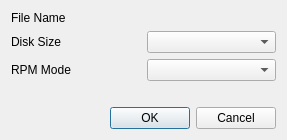
Old version of the form src/qt/qt_newfloppydialog.ui in the repository 86Box/86Box.
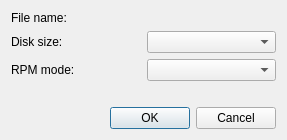
New version of the form. Custom widgets are drawn as their Qt base class.

Patch:
```diff
--- a/src/qt/qt_newfloppydialog.ui
+++ b/src/qt/qt_newfloppydialog.ui
@@ -43,14 +43,14 @@
    <item row="1" column="0">
     <widget class="QLabel" name="label_2">
      <property name="text">
-      <string>File Name</string>
+      <string>File name:</string>
      </property>
     </widget>
    </item>
    <item row="2" column="0">
     <widget class="QLabel" name="label">
      <property name="text">
-      <string>Disk Size</string>
+      <string>Disk size:</string>
      </property>
     </widget>
    </item>
@@ -60,7 +60,7 @@
    <item row="3" column="0">
     <widget class="QLabel" name="labelRpm">
      <property name="text">
-      <string>RPM Mode</string>
+      <string>RPM mode:</string>
      </property>
     </widget>
    </item>
```
